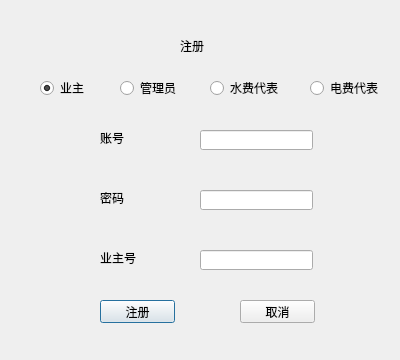
This is Register.ui in Arsene-W/SQLCD as Qt 5 draws it before an edit. The edited form follows.
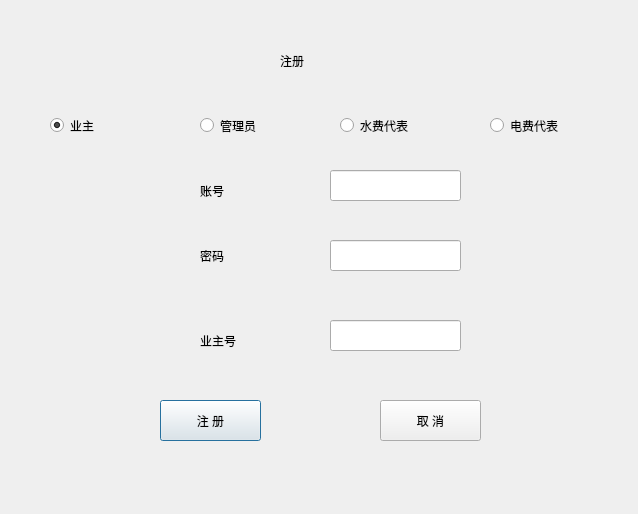
This is the edited form.

```diff
--- a/Register.ui
+++ b/Register.ui
@@ -6,8 +6,8 @@
    <rect>
     <x>0</x>
     <y>0</y>
-    <width>400</width>
-    <height>360</height>
+    <width>638</width>
+    <height>514</height>
    </rect>
   </property>
   <property name="windowTitle">
@@ -16,12 +16,15 @@
   <widget class="QLineEdit" name="lineEdit_2">
    <property name="geometry">
     <rect>
-     <x>200</x>
-     <y>190</y>
-     <width>113</width>
-     <height>20</height>
+     <x>330</x>
+     <y>240</y>
+     <width>131</width>
+     <height>31</height>
     </rect>
    </property>
+   <property name="styleSheet">
+    <string notr="true">font: 14pt &quot;黑体&quot;;</string>
+   </property>
    <property name="echoMode">
     <enum>QLineEdit::Password</enum>
    </property>
@@ -29,10 +32,10 @@
   <widget class="QRadioButton" name="radioButton_3">
    <property name="geometry">
     <rect>
-     <x>210</x>
-     <y>80</y>
-     <width>89</width>
-     <height>16</height>
+     <x>340</x>
+     <y>110</y>
+     <width>101</width>
+     <height>31</height>
     </rect>
    </property>
    <property name="styleSheet">
@@ -45,10 +48,10 @@
   <widget class="QRadioButton" name="radioButton">
    <property name="geometry">
     <rect>
-     <x>120</x>
-     <y>80</y>
-     <width>89</width>
-     <height>16</height>
+     <x>200</x>
+     <y>110</y>
+     <width>91</width>
+     <height>31</height>
     </rect>
    </property>
    <property name="styleSheet">
@@ -61,10 +64,10 @@
   <widget class="QLabel" name="label">
    <property name="geometry">
     <rect>
-     <x>180</x>
-     <y>30</y>
-     <width>51</width>
-     <height>31</height>
+     <x>280</x>
+     <y>40</y>
+     <width>111</width>
+     <height>41</height>
     </rect>
    </property>
    <property name="styleSheet">
@@ -77,20 +80,23 @@
   <widget class="QLineEdit" name="lineEdit">
    <property name="geometry">
     <rect>
-     <x>200</x>
-     <y>130</y>
-     <width>113</width>
-     <height>20</height>
+     <x>330</x>
+     <y>170</y>
+     <width>131</width>
+     <height>31</height>
     </rect>
    </property>
+   <property name="styleSheet">
+    <string notr="true">font: 14pt &quot;黑体&quot;;</string>
+   </property>
   </widget>
   <widget class="QRadioButton" name="radioButton_2">
    <property name="geometry">
     <rect>
-     <x>40</x>
-     <y>80</y>
-     <width>89</width>
-     <height>16</height>
+     <x>50</x>
+     <y>110</y>
+     <width>101</width>
+     <height>31</height>
     </rect>
    </property>
    <property name="styleSheet">
@@ -106,26 +112,26 @@
   <widget class="QPushButton" name="pushButton">
    <property name="geometry">
     <rect>
-     <x>100</x>
-     <y>300</y>
-     <width>75</width>
-     <height>23</height>
+     <x>160</x>
+     <y>400</y>
+     <width>101</width>
+     <height>41</height>
     </rect>
    </property>
    <property name="styleSheet">
     <string notr="true">font: 10pt &quot;微软雅黑&quot;;</string>
    </property>
    <property name="text">
-    <string>注册</string>
+    <string>注 册</string>
    </property>
   </widget>
   <widget class="QLabel" name="label_2">
    <property name="geometry">
     <rect>
-     <x>100</x>
-     <y>130</y>
-     <width>51</width>
-     <height>16</height>
+     <x>200</x>
+     <y>180</y>
+     <width>61</width>
+     <height>21</height>
     </rect>
    </property>
    <property name="styleSheet">
@@ -138,10 +144,10 @@
   <widget class="QLabel" name="label_3">
    <property name="geometry">
     <rect>
-     <x>100</x>
-     <y>190</y>
+     <x>200</x>
+     <y>240</y>
      <width>51</width>
-     <height>16</height>
+     <height>31</height>
     </rect>
    </property>
    <property name="styleSheet">
@@ -154,10 +160,10 @@
   <widget class="QLabel" name="label_4">
    <property name="geometry">
     <rect>
-     <x>100</x>
-     <y>250</y>
-     <width>51</width>
-     <height>16</height>
+     <x>200</x>
+     <y>330</y>
+     <width>61</width>
+     <height>21</height>
     </rect>
    </property>
    <property name="styleSheet">
@@ -173,20 +179,23 @@
    </property>
    <property name="geometry">
     <rect>
-     <x>200</x>
-     <y>250</y>
-     <width>113</width>
-     <height>20</height>
+     <x>330</x>
+     <y>320</y>
+     <width>131</width>
+     <height>31</height>
     </rect>
    </property>
+   <property name="styleSheet">
+    <string notr="true">font: 14pt &quot;黑体&quot;;</string>
+   </property>
   </widget>
   <widget class="QRadioButton" name="radioButton_4">
    <property name="geometry">
     <rect>
-     <x>310</x>
-     <y>80</y>
-     <width>89</width>
-     <height>16</height>
+     <x>490</x>
+     <y>110</y>
+     <width>111</width>
+     <height>31</height>
     </rect>
    </property>
    <property name="styleSheet">
@@ -199,17 +208,17 @@
   <widget class="QPushButton" name="pushButton_2">
    <property name="geometry">
     <rect>
-     <x>240</x>
-     <y>300</y>
-     <width>75</width>
-     <height>23</height>
+     <x>380</x>
+     <y>400</y>
+     <width>101</width>
+     <height>41</height>
     </rect>
    </property>
    <property name="styleSheet">
     <string notr="true">font: 10pt &quot;微软雅黑&quot;;</string>
    </property>
    <property name="text">
-    <string>取消</string>
+    <string>取 消</string>
    </property>
   </widget>
  </widget>
```
Left out of the diff: 20 changed lines with no effect on the pictures.
